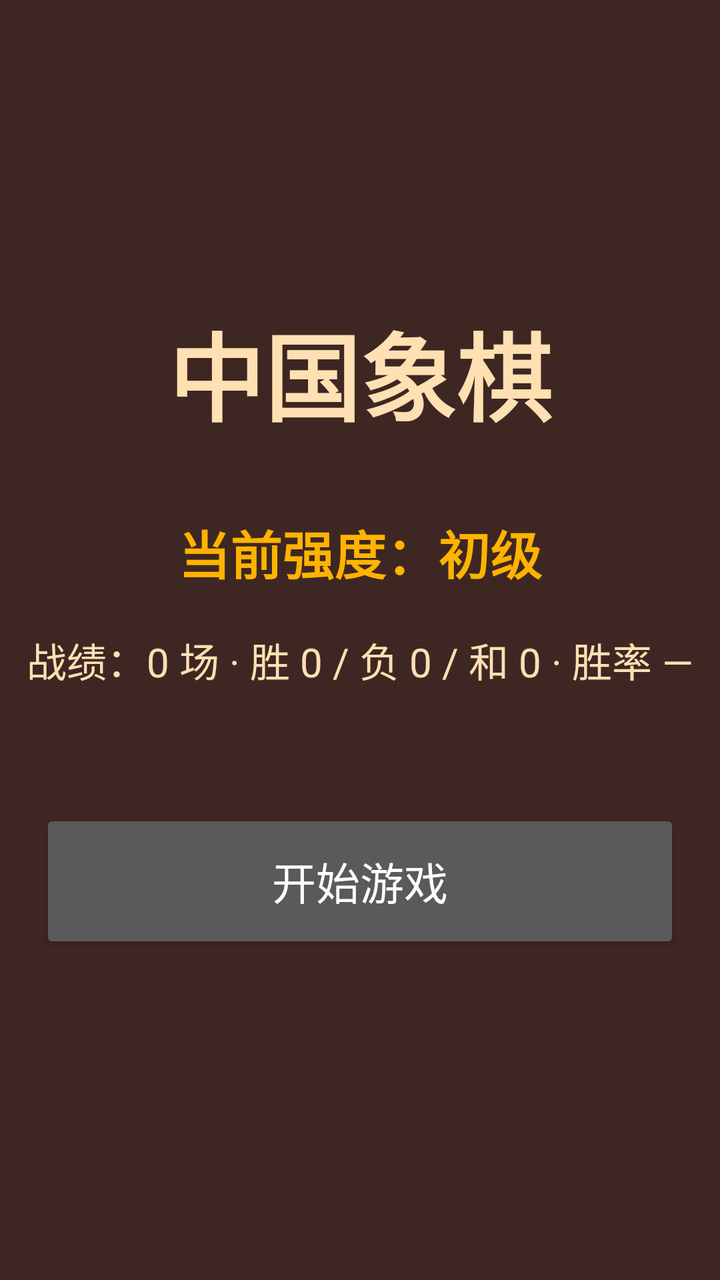
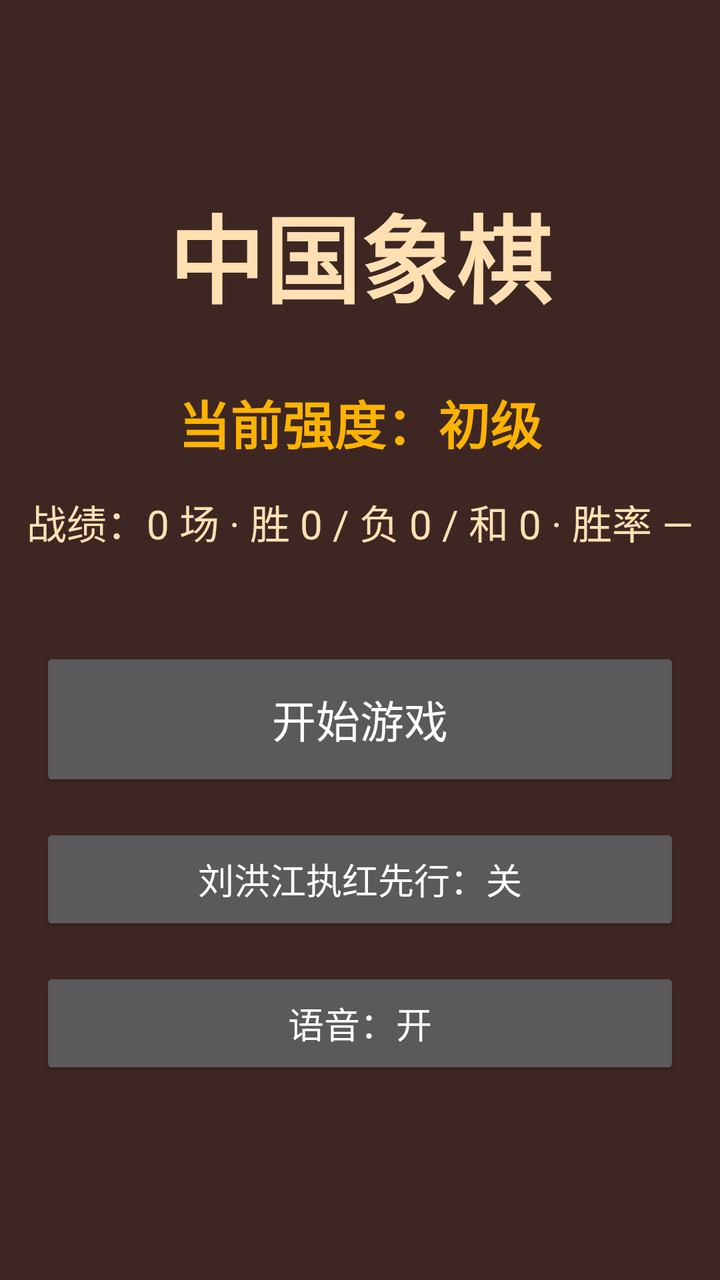

Compare the two renders of this Android layout. The source of the first and the diff that turns it into the second are given below.
<!-- AndroidManifest.xml: application theme android:Theme.Material.NoActionBar -->
<!-- res/layout/activity_menu.xml -->
<?xml version="1.0" encoding="utf-8"?>
<LinearLayout xmlns:android="http://schemas.android.com/apk/res/android"
    android:layout_width="match_parent"
    android:layout_height="match_parent"
    android:orientation="vertical"
    android:gravity="center"
    android:background="#3E2723">

    <TextView
        android:layout_width="wrap_content"
        android:layout_height="wrap_content"
        android:text="中国象棋"
        android:textColor="#FFE0B2"
        android:textSize="48sp"
        android:textStyle="bold"
        android:paddingBottom="36dp" />

    <TextView
        android:id="@+id/tv_strength"
        android:layout_width="wrap_content"
        android:layout_height="wrap_content"
        android:text="当前强度：初级"
        android:textColor="#FFB300"
        android:textSize="26sp"
        android:textStyle="bold"
        android:paddingBottom="20dp" />

    <TextView
        android:id="@+id/tv_stats"
        android:layout_width="wrap_content"
        android:layout_height="wrap_content"
        android:text="战绩：0 场 · 胜 0 / 负 0 / 和 0 · 胜率 —"
        android:textColor="#FFE0B2"
        android:textSize="20sp"
        android:gravity="center"
        android:lineSpacingMultiplier="1.4"
        android:paddingBottom="48dp" />

    <Button
        android:id="@+id/btn_menu_start"
        android:layout_width="320dp"
        android:layout_height="72dp"
        android:layout_marginVertical="12dp"
        android:text="开始游戏"
        android:textSize="22sp" />

</LinearLayout>
<!-- resources referenced by this layout -->
<resources>

</resources>

<!-- the commit's change to res/layout/activity_menu.xml (unified diff, before → after) -->
@@ -13,7 +13,7 @@
         android:textColor="#FFE0B2"
         android:textSize="48sp"
         android:textStyle="bold"
-        android:paddingBottom="36dp" />
+        android:paddingBottom="30dp" />
 
     <TextView
         android:id="@+id/tv_strength"
@@ -23,7 +23,7 @@
         android:textColor="#FFB300"
         android:textSize="26sp"
         android:textStyle="bold"
-        android:paddingBottom="20dp" />
+        android:paddingBottom="16dp" />
 
     <TextView
         android:id="@+id/tv_stats"
@@ -34,14 +34,34 @@
         android:textSize="20sp"
         android:gravity="center"
         android:lineSpacingMultiplier="1.4"
-        android:paddingBottom="48dp" />
+        android:paddingBottom="40dp" />
 
     <Button
         android:id="@+id/btn_menu_start"
         android:layout_width="320dp"
         android:layout_height="72dp"
-        android:layout_marginVertical="12dp"
+        android:layout_marginVertical="8dp"
+        android:nextFocusDown="@id/btn_menu_aifirst"
         android:text="开始游戏"
         android:textSize="22sp" />
 
+    <Button
+        android:id="@+id/btn_menu_aifirst"
+        android:layout_width="320dp"
+        android:layout_height="56dp"
+        android:layout_marginVertical="8dp"
+        android:nextFocusUp="@id/btn_menu_start"
+        android:nextFocusDown="@id/btn_menu_voice"
+        android:text="刘洪江执红先行：关"
+        android:textSize="18sp" />
+
+    <Button
+        android:id="@+id/btn_menu_voice"
+        android:layout_width="320dp"
+        android:layout_height="56dp"
+        android:layout_marginVertical="8dp"
+        android:nextFocusUp="@id/btn_menu_aifirst"
+        android:text="语音：开"
+        android:textSize="18sp" />
+
 </LinearLayout>
